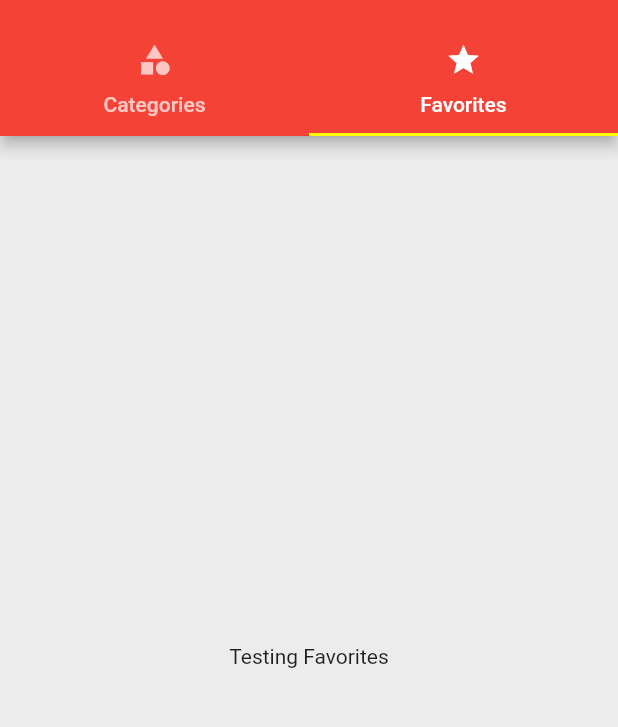
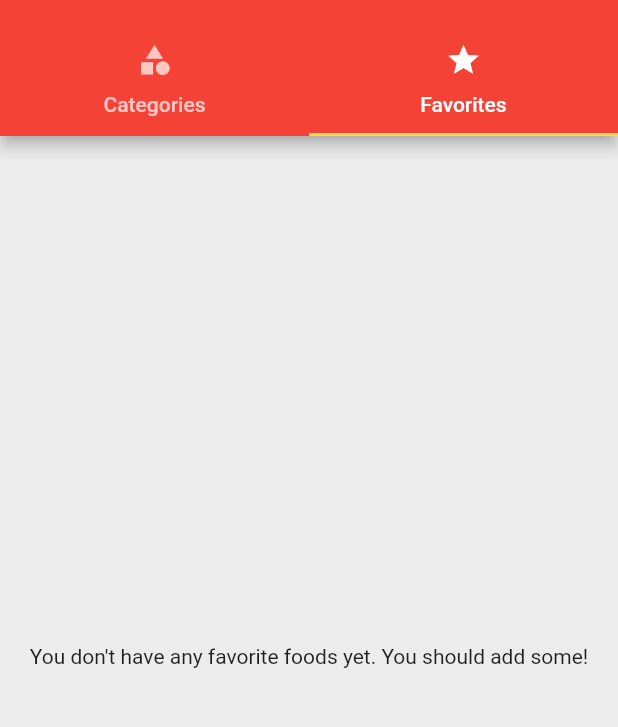
Before and after one commit to khari998/ImHungry, a Flutter app: the screen it shows after launch, tab 2 chosen, on a phone screen of 412 x 824 dp, the part 59-786 px from its top. Run offline on Flutter 3.47's test engine with Material 2 defaults, Android fonts, the phone set to English and light mode, and no system bars.

Commit message:
Food favoriting logic working. Cleaner color palate

```diff
--- a/lib/main.dart
+++ b/lib/main.dart
@@ -23,6 +23,24 @@ class _MyAppState extends State<MyApp> {
   };
 
   List<Recipe> _availableMeals = DUMMY_MEALS;
+  List<Recipe> _favoriteMeals = [];
+
+  void _toggleFavorite (String mealId) {
+    final existingIndex = _favoriteMeals.indexWhere((meal) => meal.id == mealId);
+    if (existingIndex >= 0) {
+      setState(() {
+        _favoriteMeals.removeAt(existingIndex);
+      });
+    } else {
+      setState(() {
+        _favoriteMeals.add(_availableMeals.firstWhere((meal) => meal.id == mealId));
+      });
+    }
+  }
+
+  bool isFavorite(String id) {
+    return _favoriteMeals.any((meal) => meal.id == id);
+  }
 
   void _setFilters (Map <String, bool> filterdata) {
     setState(() {
@@ -52,7 +70,7 @@ class _MyAppState extends State<MyApp> {
       theme: ThemeData(
         // Settings for Application theme
         primarySwatch: Colors.red,
-        accentColor: Colors.yellowAccent,
+        accentColor: Colors.amberAccent,
         canvasColor: Color.fromRGBO(236, 236, 236, 1),
         fontFamily: 'Roboto',
         textTheme: ThemeData.light().textTheme.copyWith(
@@ -66,9 +84,9 @@ class _MyAppState extends State<MyApp> {
       ),
       // home: FoodCategories(),
       routes: {
-        '/': (cont) => Tabs(), // routes to home page by default
+        '/': (cont) => Tabs(_favoriteMeals), // routes to home page by default
         Meals.routeName: (cont) => Meals(_availableMeals),
-        MealDetails.routeName: (cont) => MealDetails(),
+        MealDetails.routeName: (cont) => MealDetails(_toggleFavorite, isFavorite),
         Filters.routeName: (cont) => Filters(_filters, _setFilters),
       },
     );
--- a/lib/screens/favorites.dart
+++ b/lib/screens/favorites.dart
@@ -1,10 +1,35 @@
 import 'package:flutter/material.dart';
 
+import '../widgets/recipe_item.dart';
+import '../models/recipe.dart';
+
 class Favorites extends StatelessWidget {
+  final List<Recipe> favoriteMeals;
+
+  Favorites(this.favoriteMeals);
+
   @override
   Widget build(BuildContext context) {
-    return Center(
-      child: Text('Testing Favorites'),
-    );
+    if (favoriteMeals.isEmpty) {
+      return Center(
+        child: Text(
+            'You don\'t have any favorite foods yet. You should add some!'),
+      );
+    } else {
+      return ListView.builder(
+          itemBuilder: (cont, ind) {
+            final recipe = favoriteMeals[ind];
+            return RecipeItem(
+              id: recipe.id,
+              title: recipe.title,
+              imageUrl: recipe.imageUrl,
+              duration: recipe.duration,
+              complexity: recipe.complexity,
+              affordability: recipe.affordability,
+            );
+          },
+          itemCount: favoriteMeals.length,
+        );
+    }
   }
 }
--- a/lib/screens/tabs.dart
+++ b/lib/screens/tabs.dart
@@ -3,8 +3,13 @@ import 'package:flutter/material.dart';
 import '../widgets/main_drawer.dart';
 import './favorites.dart';
 import './food_cats.dart';
+import '../models/recipe.dart';
 
 class Tabs extends StatefulWidget {
+  final List<Recipe> favoriteMeals;
+
+  Tabs(this.favoriteMeals);
+
   @override
   _TabsState createState() => _TabsState();
 }
@@ -34,7 +39,7 @@ class _TabsState extends State<Tabs> {
         body: TabBarView(
           children: <Widget>[
             FoodCategories(),
-            Favorites(),
+            Favorites(widget.favoriteMeals),
           ],
         ),
       ),
```
Also changed, not shown: lib/screens/meal_details.dart (+9 -0 lines).
